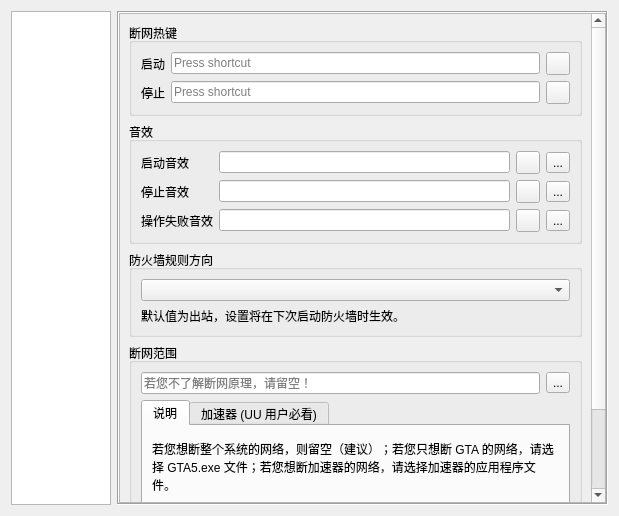
GTA5Oracle/EliteSpeedrunTool, file EliteSpeedrunTool/SettingDialog.ui: the form before one commit.
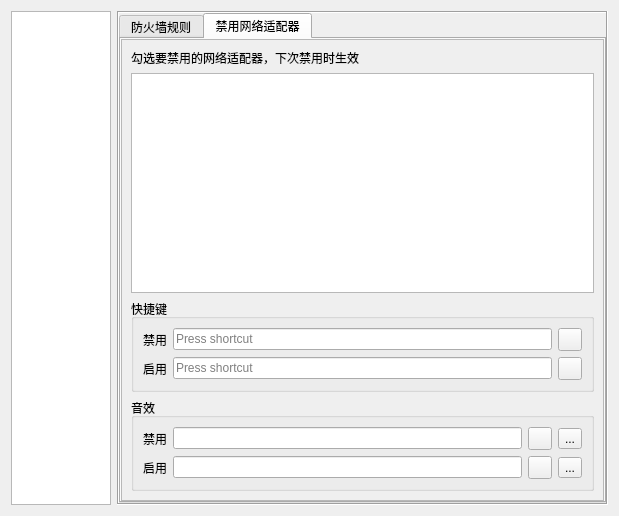
The form after the commit. The open tabs and pages were chosen to show the change. Icons and pictures are not drawn.

Commit message: [feature] Support disabling network adapters

Diff of the .ui file:
```diff
--- a/EliteSpeedrunTool/SettingDialog.ui
+++ b/EliteSpeedrunTool/SettingDialog.ui
@@ -848,6 +848,28 @@
         <number>0</number>
        </property>
        <item>
+        <widget class="QTabWidget" name="tabWidget_3">
+         <property name="currentIndex">
+          <number>0</number>
+         </property>
+         <widget class="QWidget" name="tab_3">
+          <attribute name="title">
+           <string>防火墙规则</string>
+          </attribute>
+          <layout class="QVBoxLayout" name="verticalLayout_39">
+           <property name="leftMargin">
+            <number>0</number>
+           </property>
+           <property name="topMargin">
+            <number>0</number>
+           </property>
+           <property name="rightMargin">
+            <number>0</number>
+           </property>
+           <property name="bottomMargin">
+            <number>0</number>
+           </property>
+           <item>
         <widget class="QScrollArea" name="scrollArea_3">
          <property name="widgetResizable">
           <bool>true</bool>
@@ -857,15 +879,15 @@
            <rect>
             <x>0</x>
             <y>0</y>
-            <width>203</width>
-            <height>742</height>
+                <width>479</width>
+                <height>588</height>
            </rect>
           </property>
           <layout class="QVBoxLayout" name="verticalLayout_14">
            <item>
             <widget class="QGroupBox" name="groupBox">
              <property name="title">
-              <string>断网热键</string>
+                  <string>快捷键</string>
              </property>
              <layout class="QGridLayout" name="gridLayout">
               <item row="2" column="1">
@@ -938,7 +960,7 @@
               <item row="0" column="0">
                <widget class="QLabel" name="label">
                 <property name="text">
-                 <string>启动音效</string>
+                     <string>启动</string>
                 </property>
                </widget>
               </item>
@@ -967,14 +989,14 @@
               <item row="2" column="0">
                <widget class="QLabel" name="label_2">
                 <property name="text">
-                 <string>停止音效</string>
+                     <string>停止</string>
                 </property>
                </widget>
               </item>
               <item row="3" column="0">
                <widget class="QLabel" name="label_3">
                 <property name="text">
-                 <string>操作失败音效</string>
+                     <string>操作失败</string>
                 </property>
                </widget>
               </item>
@@ -1116,6 +1138,171 @@
        </item>
       </layout>
      </widget>
+         <widget class="QWidget" name="tab_4">
+          <attribute name="title">
+           <string>禁用网络适配器</string>
+          </attribute>
+          <layout class="QVBoxLayout" name="verticalLayout_40">
+           <property name="leftMargin">
+            <number>0</number>
+           </property>
+           <property name="topMargin">
+            <number>0</number>
+           </property>
+           <property name="rightMargin">
+            <number>0</number>
+           </property>
+           <property name="bottomMargin">
+            <number>0</number>
+           </property>
+           <item>
+            <widget class="QScrollArea" name="scrollArea_13">
+             <property name="widgetResizable">
+              <bool>true</bool>
+             </property>
+             <widget class="QWidget" name="scrollAreaWidgetContents_13">
+              <property name="geometry">
+               <rect>
+                <x>0</x>
+                <y>0</y>
+                <width>493</width>
+                <height>463</height>
+               </rect>
+              </property>
+              <layout class="QVBoxLayout" name="verticalLayout_41">
+               <item>
+                <widget class="QLabel" name="label_46">
+                 <property name="text">
+                  <string>勾选要禁用的网络适配器，下次禁用时生效</string>
+                 </property>
+                 <property name="wordWrap">
+                  <bool>true</bool>
+                 </property>
+                </widget>
+               </item>
+               <item>
+                <widget class="QListWidget" name="lwNetworkAdapters">
+                 <property name="font">
+                  <font>
+                   <pointsize>10</pointsize>
+                  </font>
+                 </property>
+                </widget>
+               </item>
+               <item>
+                <widget class="QGroupBox" name="groupBox_20">
+                 <property name="title">
+                  <string>快捷键</string>
+                 </property>
+                 <layout class="QGridLayout" name="gridLayout_10">
+                  <item row="0" column="1">
+                   <widget class="QKeySequenceEdit" name="keySeqDisableNetworkAdapter"/>
+                  </item>
+                  <item row="3" column="0">
+                   <widget class="QLabel" name="label_48">
+                    <property name="text">
+                     <string>启用</string>
+                    </property>
+                   </widget>
+                  </item>
+                  <item row="0" column="0">
+                   <widget class="QLabel" name="label_47">
+                    <property name="text">
+                     <string>禁用</string>
+                    </property>
+                   </widget>
+                  </item>
+                  <item row="3" column="1">
+                   <widget class="QKeySequenceEdit" name="keySeqEnableNetworkAdapter"/>
+                  </item>
+                  <item row="3" column="2">
+                   <widget class="QToolButton" name="tbClearEnableNetworkAdapteHotkeyEdit">
+                    <property name="icon">
+                     <iconset resource="resource.qrc">
+                      <normaloff>:/image/ic_cancel.ico</normaloff>:/image/ic_cancel.ico</iconset>
+                    </property>
+                   </widget>
+                  </item>
+                  <item row="0" column="2">
+                   <widget class="QToolButton" name="tbClearDisableNetworkAdapterHotkeyEdit">
+                    <property name="icon">
+                     <iconset resource="resource.qrc">
+                      <normaloff>:/image/ic_cancel.ico</normaloff>:/image/ic_cancel.ico</iconset>
+                    </property>
+                   </widget>
+                  </item>
+                 </layout>
+                </widget>
+               </item>
+               <item>
+                <widget class="QGroupBox" name="groupBox_22">
+                 <property name="title">
+                  <string>音效</string>
+                 </property>
+                 <layout class="QGridLayout" name="gridLayout_12">
+                  <item row="0" column="4">
+                   <widget class="QToolButton" name="tbPlayDisableNetworkAdapterSound">
+                    <property name="icon">
+                     <iconset resource="resource.qrc">
+                      <normaloff>:/image/ic_sound.ico</normaloff>:/image/ic_sound.ico</iconset>
+                    </property>
+                   </widget>
+                  </item>
+                  <item row="0" column="2">
+                   <widget class="QLineEdit" name="leDisableNetworkAdapterSoundPath"/>
+                  </item>
+                  <item row="0" column="0">
+                   <widget class="QLabel" name="label_52">
+                    <property name="text">
+                     <string>禁用</string>
+                    </property>
+                   </widget>
+                  </item>
+                  <item row="2" column="4">
+                   <widget class="QToolButton" name="tbPlayEnableNetworkAdapterSound">
+                    <property name="icon">
+                     <iconset resource="resource.qrc">
+                      <normaloff>:/image/ic_sound.ico</normaloff>:/image/ic_sound.ico</iconset>
+                    </property>
+                   </widget>
+                  </item>
+                  <item row="2" column="0">
+                   <widget class="QLabel" name="label_53">
+                    <property name="text">
+                     <string>启用</string>
+                    </property>
+                   </widget>
+                  </item>
+                  <item row="2" column="2">
+                   <widget class="QLineEdit" name="leEnableNetworkAdapterSoundPath"/>
+                  </item>
+                  <item row="2" column="6">
+                   <widget class="QToolButton" name="tbSelectEnableNetworkAdapterSound">
+                    <property name="text">
+                     <string notr="true">...</string>
+                    </property>
+                   </widget>
+                  </item>
+                  <item row="0" column="6">
+                   <widget class="QToolButton" name="tbSelectDisableNetworkAdapterSound">
+                    <property name="text">
+                     <string notr="true">...</string>
+                    </property>
+                   </widget>
+                  </item>
+                 </layout>
+                </widget>
+               </item>
+              </layout>
+             </widget>
+            </widget>
+           </item>
+          </layout>
+         </widget>
+        </widget>
+       </item>
+      </layout>
+     </widget>
      <widget class="QWidget" name="pageTimer">
       <layout class="QVBoxLayout" name="verticalLayout_2">
        <property name="leftMargin">
```
Left out of the diff: 54 changed lines with no effect on the pictures. Lines whose indentation alone changed are shown as unchanged. The commit also changes 14 other files.
